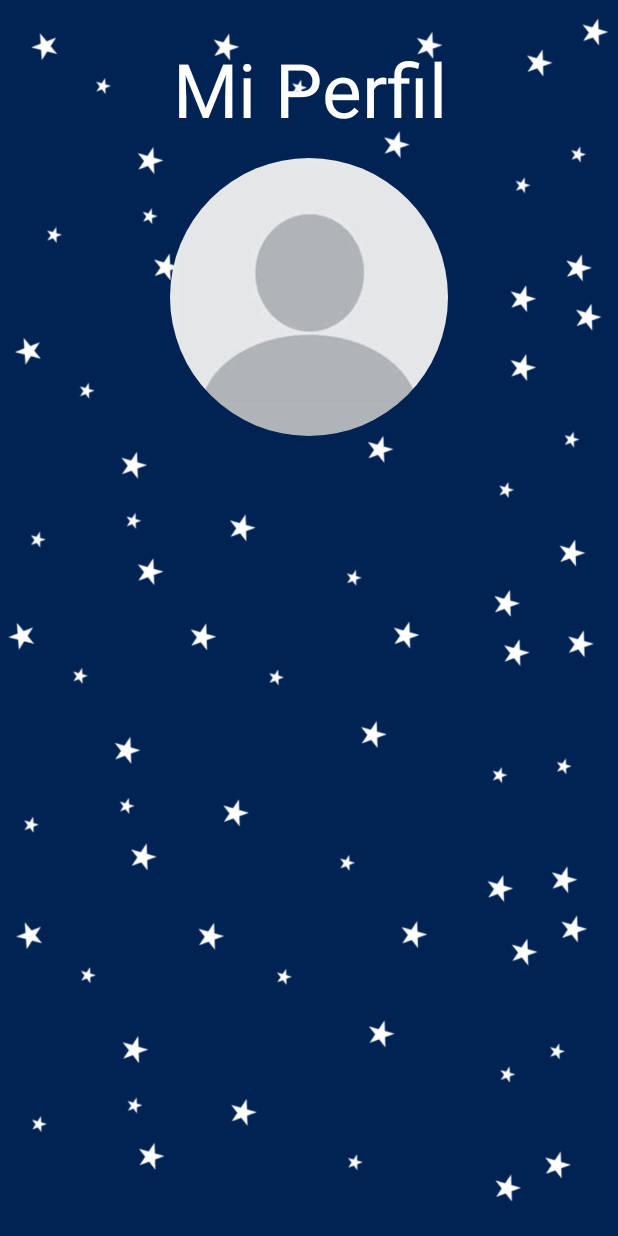
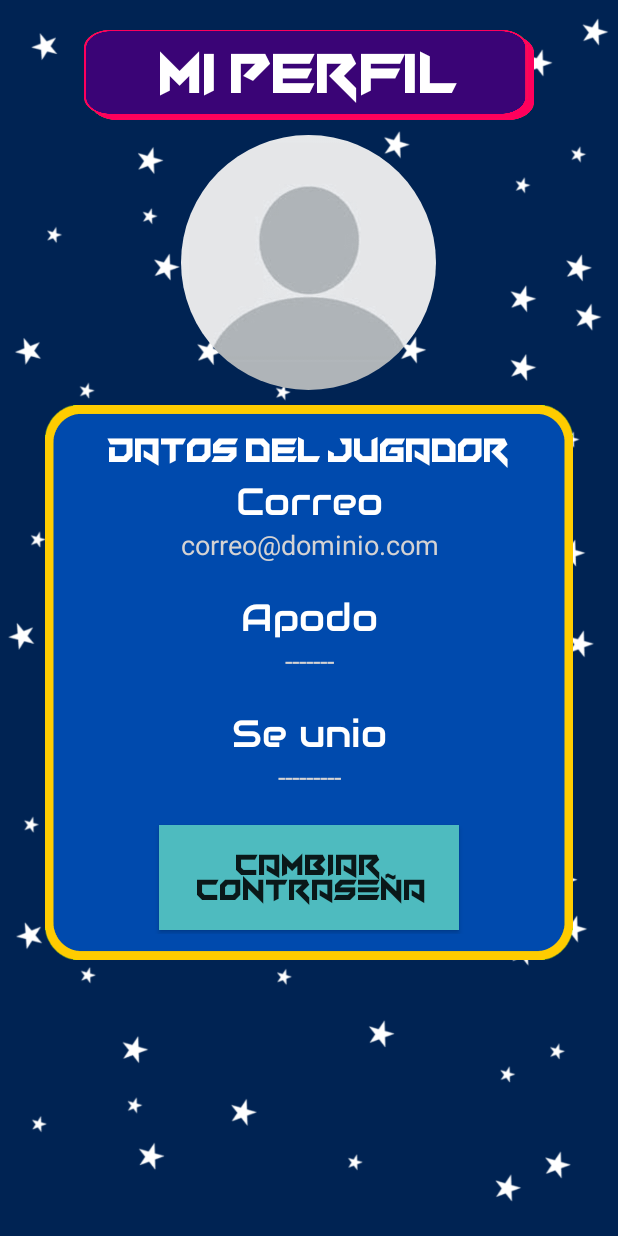
Before and after one commit to Platinovan/ProyectoAppInventor, an Android app: the Perfil screen opened directly, with no data from a screen before it, on a phone screen of 412 x 824 dp. Run offline under Robolectric (Android 15) with nearby library versions, the phone set to English and light mode, and no system bars; our stand-ins replace CircleImageView, Firebase (no records; nobody signed in at launch, a user with empty details on screens opened directly); 1 statement that could not run was skipped.

Commit message:
Actividad Mi perfil agregada

```diff
--- a/app/src/main/java/com/tarea/proyectoappinventor/Juego.java
+++ b/app/src/main/java/com/tarea/proyectoappinventor/Juego.java
@@ -38,7 +38,7 @@ public class Juego extends AppCompatActivity {
     //int
     int contador = 0; //Puntaje durante el juego
     int alto, ancho; //Medidas de la pantalla
-    int tiempo_partida = 3000;
+    int tiempo_partida = 13000;
     int vecesReloj = 0;
     int var;
     int error_counter;
@@ -69,9 +69,17 @@ public class Juego extends AppCompatActivity {
     RelativeLayout background; //Para el cuando falle
     Dialog GameOver;
     CountDownTimer cuentaRegresiva;
+
+    //Audio
     MediaPlayer main_theme;
     MediaPlayer punto;
-
+    MediaPlayer perder;
+    int MaxMainThemeVolume = 10;
+    int PuntoVolume = 10000;
+    int PerderVolume = 50;
+    float log1=(float)(Math.log(MaxMainThemeVolume-8.9)/Math.log(MaxMainThemeVolume));
+    float log2=(float)(Math.log(PuntoVolume+PuntoVolume)/Math.log(PuntoVolume));
+    float log3=(float)(Math.log(PerderVolume-35)/Math.log(PuntoVolume));
 
     @Override
     protected void onCreate(Bundle savedInstanceState) {
@@ -94,6 +102,9 @@ public class Juego extends AppCompatActivity {
         //Configuracion del sonido
         punto = MediaPlayer.create(this, R.raw.sonido_moneda);
         main_theme = MediaPlayer.create(this, R.raw.main_theme);
+        perder = MediaPlayer.create(this, R.raw.sonido_perder);
+        punto.setVolume(log2, log2);
+        perder.setVolume(log3, log3);
 
         //Firebase
         firebaseAuth = FirebaseAuth.getInstance();
@@ -119,7 +130,8 @@ public class Juego extends AppCompatActivity {
         //Inicia melodia principal del juego
         if(VOL_STATUS.equals("true")) {
             main_theme.setLooping(true);
-          //  main_theme.start();
+            main_theme.setVolume(log1, log1);
+            main_theme.start();
         }
 
         //Cuando se hace click en cualquier otra pare de la pantalla
@@ -162,10 +174,11 @@ public class Juego extends AppCompatActivity {
         sprite.setOnClickListener(new View.OnClickListener() {
             @Override
             public void onClick(View view) {
-                if(VOL_STATUS.equals("true")){
-                    if(punto.isPlaying()) {
+                if (VOL_STATUS.equals("true")) {
+                    if (punto.isPlaying()) {
                         punto.stop();
                     }
+                    punto.setVolume(log2, log2);
                     punto.start();
                 }
 
@@ -272,6 +285,12 @@ public class Juego extends AppCompatActivity {
                 if(contador > Integer.parseInt(SCORE)) {
                     SubirPuntuacion("Puntuacion", contador);
                 }
+                //Inicia sonido de perder
+                main_theme.stop();
+                if(VOL_STATUS.equals("true")) {
+                    perder.setLooping(false);
+                    perder.start();
+                }
                 MessageGOver();
             }
         }.start();
@@ -290,7 +309,7 @@ public class Juego extends AppCompatActivity {
         JugarDeNuevo.setOnClickListener(new View.OnClickListener() {
             @Override
             public void onClick(View view) {
-                tiempo_partida = 11000;
+                tiempo_partida = 13000;
                 contador = 0;
                 error_counter = 0;
                 GameOver.dismiss();
@@ -299,6 +318,13 @@ public class Juego extends AppCompatActivity {
                 Error1.setImageResource(R.drawable.transparente);
                 Error2.setImageResource(R.drawable.transparente);
                 Error3.setImageResource(R.drawable.transparente);
+                //Configuracion del sonido
+                if(VOL_STATUS.equals("true")) {
+                    main_theme = MediaPlayer.create(Juego.this, R.raw.main_theme);
+                    main_theme.setLooping(true);
+                    main_theme.setVolume(log1, log1);
+                    main_theme.start();
+                }
                 NuevaCuentaRegresiva();
                 MoverSprite();
             }
@@ -321,9 +347,13 @@ public class Juego extends AppCompatActivity {
         if(error_counter >= 3){
             GameOverText.setText("Demasiados intentos fallidos");
         }
-
         PuntajeObtenido.setText(String.valueOf(contador));
-
+        //Inicia sonido de perder
+        main_theme.stop();
+        if(VOL_STATUS.equals("true")) {
+            perder.setLooping(false);
+            perder.start();
+        }
         GameOver.show();
     }
 
--- a/app/src/main/java/com/tarea/proyectoappinventor/Perfil.java
+++ b/app/src/main/java/com/tarea/proyectoappinventor/Perfil.java
@@ -1,10 +1,35 @@
 package com.tarea.proyectoappinventor;
 
+import androidx.annotation.NonNull;
 import androidx.appcompat.app.AppCompatActivity;
 import android.os.Bundle;
 import android.view.Window;
+import android.widget.TextView;
+import com.google.firebase.auth.FirebaseAuth;
+import com.google.firebase.auth.FirebaseUser;
+import com.google.firebase.database.DataSnapshot;
+import com.google.firebase.database.DatabaseError;
+import com.google.firebase.database.DatabaseReference;
+import com.google.firebase.database.FirebaseDatabase;
+import com.google.firebase.database.Query;
+import com.google.firebase.database.ValueEventListener;
 
 public class Perfil extends AppCompatActivity {
+    //Firebase variables
+    FirebaseAuth auth;
+    FirebaseUser user;
+    FirebaseDatabase firebasedata;
+    DatabaseReference JUGADORES;
+
+    //Statement variables
+    TextView Correo;
+    TextView Apodo;
+    TextView Fecha;
+
+    //Strings
+    String CORREO;
+    String APODO;
+    String FECHA;
 
     @Override
     protected void onCreate(Bundle savedInstanceState) {
@@ -12,5 +37,45 @@ public class Perfil extends AppCompatActivity {
         requestWindowFeature(Window.FEATURE_NO_TITLE);
         getSupportActionBar().hide();
         setContentView(R.layout.activity_perfil);
+
+        //Instanciacion de las variables declaradas
+        Correo = findViewById(R.id.perfilCorreo);
+        Apodo = findViewById(R.id.perfilApodo);
+        Fecha = findViewById(R.id.perfilFecha);
+
+        //Firebase
+        auth = FirebaseAuth.getInstance();
+        user = auth.getCurrentUser();
+        firebasedata = FirebaseDatabase.getInstance();
+        JUGADORES = firebasedata.getReference("OvniWallop Users");
+
+        //Se consultan los datos del jugador
+        ConsultarDatos();
+    }
+
+    //Consulta los datos de el jugador
+    private void ConsultarDatos(){
+        Query query = JUGADORES.orderByChild("Correo").equalTo(user.getEmail());
+        query.addValueEventListener(new ValueEventListener() {
+            @Override
+            public void onDataChange(@NonNull DataSnapshot snapshot) {
+                for(DataSnapshot ds : snapshot.getChildren()){
+                    //Se obtienen los datos de la base de datos
+                    CORREO = ""+ds.child("Correo").getValue();
+                    APODO = ""+ds.child("Apodo").getValue();
+                    FECHA = ""+ds.child("Se unio").getValue();
+
+                    //Se ponen los valores en el campo de texto
+                    Correo.setText(CORREO);
+                    Apodo.setText(APODO);
+                    Fecha.setText(FECHA);
+                }
+            }
+
+            @Override
+            public void onCancelled(@NonNull DatabaseError error) {
+
+            }
+        });
     }
 }
--- a/app/src/main/res/layout/activity_perfil.xml
+++ b/app/src/main/res/layout/activity_perfil.xml
@@ -7,21 +7,121 @@
     android:layout_height="match_parent"
     tools:context=".Perfil"
     android:background="@drawable/estrellas_fondo">
+    <!-- @drawable/estrellas_fondo -->
 
+    <!-- Texto mi perfil -->
     <TextView
-        android:layout_width="match_parent"
-        android:layout_height="wrap_content"
-        android:layout_marginTop="25dp"
-        android:text="Mi Perfil"
+        android:layout_width="300dp"
+        android:layout_height="60dp"
+        android:background="@drawable/mi_perfil_recuadro_dos"
+        android:layout_centerHorizontal="true"
+        android:layout_marginTop="20dp"
+        android:text="MI perfil"
         android:textColor="@color/white"
+        android:textSize="33dp"
         android:textAlignment="center"
-        android:textSize="50dp" />
+        android:fontFamily="@font/verminvibesv"
+        android:paddingTop="7dp" />
 
+    <!-- Imagen de perfil de jugador -->
     <de.hdodenhof.circleimageview.CircleImageView
         android:src="@drawable/default_profile"
-        android:layout_marginTop="105dp"
-        android:layout_width="185dp"
-        android:layout_height="185dp"
+        android:layout_marginTop="90dp"
+        android:layout_width="170sp"
+        android:layout_height="170sp"
         android:layout_centerHorizontal="true"/>
 
+    <!-- Recuadro datos -->
+    <LinearLayout
+        android:layout_width="match_parent"
+        android:layout_height="370dp"
+        android:orientation="vertical"
+        android:background="@drawable/recuadro_datos_dos"
+        android:layout_marginTop="270dp"
+        android:layout_marginHorizontal="30dp"
+        android:paddingHorizontal="2dp"
+        android:paddingVertical="17dp"
+        android:gravity="center_horizontal">
+
+        <TextView
+            android:layout_width="match_parent"
+            android:layout_height="wrap_content"
+            android:text="Datos del jugador"
+            android:textSize="20dp"
+            android:textColor="@color/white"
+            android:textAlignment="center"
+            android:fontFamily="@font/verminvibesv"/>
+
+        <!-- Text field para correo electronico -->
+        <TextView
+            android:layout_width="match_parent"
+            android:layout_height="wrap_content"
+            android:text="Correo"
+            android:textAlignment="center"
+            android:layout_marginTop="5dp"
+            android:textSize="25dp"
+            android:textColor="@color/white"
+            android:fontFamily="@font/audiowide"/>
+
+        <TextView
+            android:id="@+id/perfilCorreo"
+            android:layout_width="match_parent"
+            android:layout_height="wrap_content"
+            android:text="correo@dominio.com"
+            android:textSize="18dp"
+            android:textColor="@color/lightgray"
+            android:textAlignment="center"/>
+
+        <!-- Text field para el nombre de usiario -->
+        <TextView
+            android:layout_width="match_parent"
+            android:layout_height="wrap_content"
+            android:text="Apodo"
+            android:textAlignment="center"
+            android:layout_marginTop="20dp"
+            android:textSize="25dp"
+            android:textColor="@color/white"
+            android:fontFamily="@font/audiowide"/>
+
+        <TextView
+            android:id="@+id/perfilApodo"
+            android:layout_width="match_parent"
+            android:layout_height="wrap_content"
+            android:text="-------"
+            android:textSize="18dp"
+            android:textColor="@color/lightgray"
+            android:textAlignment="center"/>
+
+        <!-- Text field para la fecha en que se unio -->
+        <TextView
+            android:layout_width="match_parent"
+            android:layout_height="wrap_content"
+            android:text="Se unio"
+            android:textAlignment="center"
+            android:layout_marginTop="20dp"
+            android:textSize="25dp"
+            android:textColor="@color/white"
+            android:fontFamily="@font/audiowide"/>
+
+        <TextView
+            android:id="@+id/perfilFecha"
+            android:layout_width="match_parent"
+            android:layout_height="wrap_content"
+            android:text="---------"
+            android:textSize="18dp"
+            android:textColor="@color/lightgray"
+            android:textAlignment="center"/>
+
+        <!-- Boton para editar password -->
+        <androidx.appcompat.widget.AppCompatButton
+            android:layout_width="200dp"
+            android:layout_height="70dp"
+            android:layout_marginTop="20dp"
+            android:text="Cambiar\n contraseña"
+            android:textSize="17dp"
+            android:fontFamily="@font/verminvibesv"
+            android:background="#4EBBBF"/>
+
+    </LinearLayout>
+
 </RelativeLayout>
--- a/app/src/main/res/values/colors.xml
+++ b/app/src/main/res/values/colors.xml
@@ -9,7 +9,7 @@
     <color name="white">#FFFFFFFF</color>
     <color name="bgcolor">#002253</color>
     <color name='textcolor'>#C1C1C1</color>
-    <color name='lightgray'>#AFAFAF</color>
+    <color name='lightgray'>#FFD5D3D3</color>
     <color name='Registrobtn'>#4CAF50</color>
     <color name='Botones'>#CD4444</color>
 </resources>
```
Also changed, not shown: app/src/main/res/drawable/mi_perfil_recuadro.png (added), app/src/main/res/drawable/mi_perfil_recuadro_dos.png (added), app/src/main/res/drawable/nave.png (added), app/src/main/res/drawable/nave_perfil.png (added), app/src/main/res/drawable/recuadro.png (added), app/src/main/res/drawable/recuadro_datos.png (added), app/src/main/res/drawable/recuadro_datos_dos.png (added), 1 other file.
